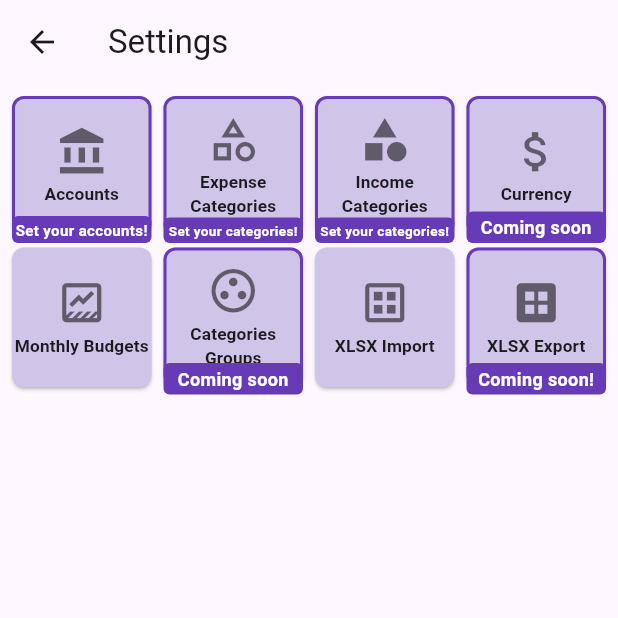
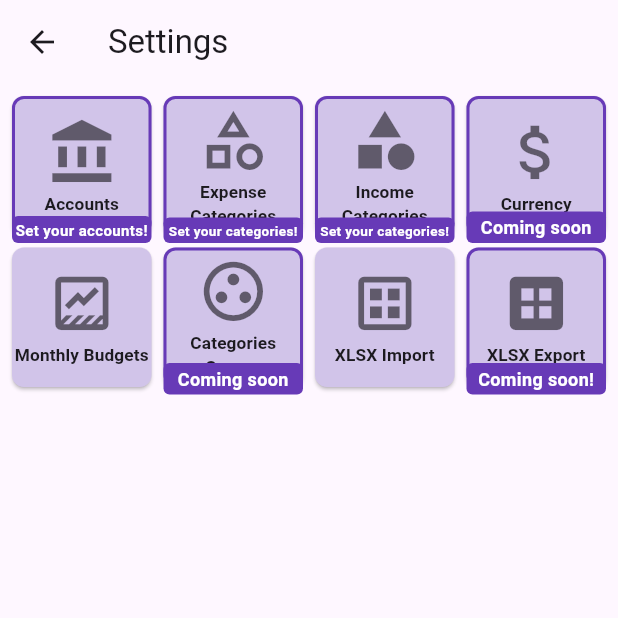
Before and after one commit to lorentz3/moneepi, a Flutter app: the screen it shows after launch, after a tap on the "settings" icon, on a phone screen of 412 x 824 dp, the top half of it. Run offline on Flutter 3.47's test engine with Material 3 defaults, Android fonts, the phone set to English and light mode, and no system bars; our stand-ins replace file_picker, fl_chart, sqflite; missing offline and left inert: excel, month_year_picker; accounts and stored records are empty.

Commit message:
fix vari

```diff
--- a/lib/main.dart
+++ b/lib/main.dart
@@ -164,6 +164,7 @@ class _HomePageState extends State<HomePage> {
       child: Column (
         children: [
           _getPieChartAndButtons(),
+          SizedBox(height: 5,),
           _getMonthTotalWidget(),
           _getMonthThresholdBars(),
           SectionDivider(text: _isCurrentMonth && _firstDaysOfMonth ? "Last 7 days transactions" : "$monthString transactions"),
@@ -180,7 +181,7 @@ class _HomePageState extends State<HomePage> {
   Widget _getMonthTotalWidget() {
     final monthString = DateFormat('MMMM yyyy').format(selectedDate);
     return Container(
-        color: Colors.grey[300],
+        color: Colors.deepPurple[100],
         padding: const EdgeInsets.symmetric(vertical: 4.0, horizontal: 8.0),
         child: Row(
           mainAxisAlignment: MainAxisAlignment.spaceBetween,
@@ -193,7 +194,7 @@ class _HomePageState extends State<HomePage> {
                 style: TextStyle(
                   fontSize: 14,
                   fontWeight: FontWeight.bold,
-                  color: Colors.deepPurple[900]),
+                  color: Colors.black),
                 overflow: TextOverflow.ellipsis,
                 maxLines: 1,
               ),
--- a/lib/pages/movements_page.dart
+++ b/lib/pages/movements_page.dart
@@ -7,6 +7,7 @@ import 'package:myfinance2/services/account_entity_service.dart';
 import 'package:myfinance2/services/category_entity_service.dart';
 import 'package:myfinance2/services/transaction_entity_service.dart';
 import 'package:myfinance2/widgets/month_selector.dart';
+import 'package:myfinance2/widgets/square_button.dart';
 import 'package:myfinance2/widgets/transaction_list_grouped_by_date.dart';
 
 class MovementsPage extends StatefulWidget {
@@ -101,8 +102,7 @@ class MovementsPageState extends State<MovementsPage> {
             });
           }),
           _buildTransactionTypeSelector(),
-          ElevatedButton(
-            onPressed: () {
+          SquareButton(label: "", icon: Icons.restart_alt_rounded, size: 40, onPressed: () {
               setState(() {
                 _startDate = null;
                 _endDate = null;
@@ -113,7 +113,6 @@ class MovementsPageState extends State<MovementsPage> {
                 _loadTransactions();
               });
             },
-            child: Text("Reset"),
           ),
         ],
       ),
--- a/lib/widgets/square_button.dart
+++ b/lib/widgets/square_button.dart
@@ -39,9 +39,9 @@ class SquareButton extends StatelessWidget {
             child: Column(
               mainAxisAlignment: MainAxisAlignment.center,
               children: [
-                Icon(icon, size: 35, color: Colors.black54),
+                Icon(icon, size: size/2, color: Colors.black54),
                 SizedBox(height: 3),
-                Text(
+                if (label != "") Text(
                   label,
                   style: TextStyle(
                     fontSize: 11.5,
```
Also changed, not shown: lib/widgets/transaction_list_grouped_by_date.dart (+4 -4 lines).
